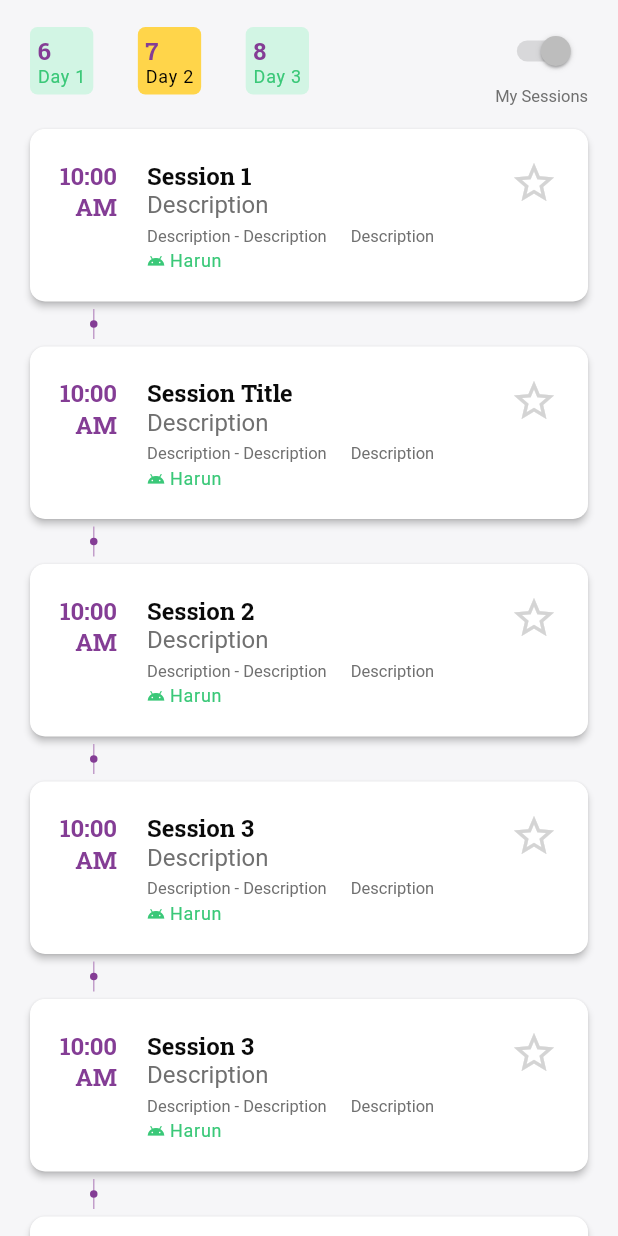
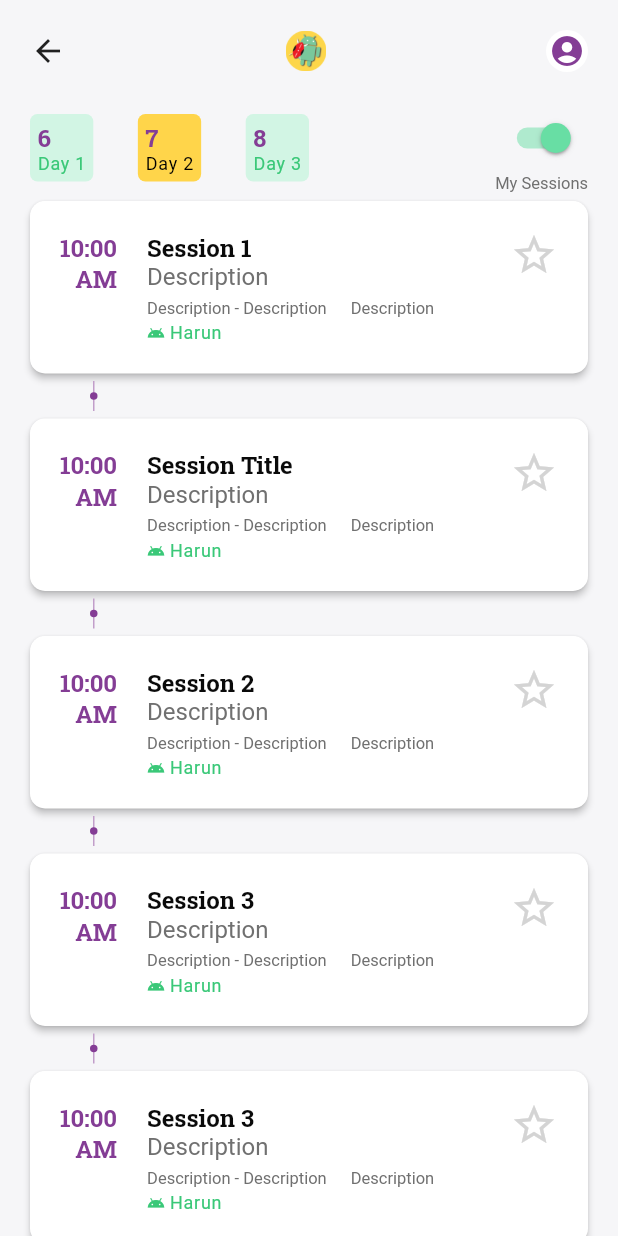
Before and after one commit to droidconKE/droidconke2020_flutter, a Flutter app: the SessionsScreen screen opened directly, on a phone screen of 412 x 824 dp. Run offline on Flutter 3.47's test engine with Material 2 defaults, Android fonts, the phone set to English and light mode, and no system bars; our stand-ins replace flutter_svg, freezed_annotation, google_fonts, rxdart; generated files the repository leaves out were written again; network calls fail.

Commit message:
Show AppBar on Sessions page

```diff
--- a/lib/ui/sessions/sessions_screen.dart
+++ b/lib/ui/sessions/sessions_screen.dart
@@ -2,6 +2,7 @@ import 'package:droidconke2020_flutter/models/models.dart';
 import 'package:droidconke2020_flutter/models/session.dart';
 import 'package:droidconke2020_flutter/ui/shared/button_group.dart';
 import 'package:droidconke2020_flutter/ui/sessions/session_list.dart';
+import 'package:droidconke2020_flutter/ui/shared/droidcon_app_bar.dart';
 import 'package:flutter/material.dart';
 
 class SessionsScreen extends StatelessWidget {
@@ -13,8 +14,12 @@ class SessionsScreen extends StatelessWidget {
           child: Column(
             children: <Widget>[
               Padding(
+                padding: const EdgeInsets.all(20),
+                child: DroidconAppBar(),
+              ),
+              Padding(
                 padding:
-                    const EdgeInsets.symmetric(horizontal: 20, vertical: 10),
+                    const EdgeInsets.symmetric(horizontal: 20),
                 child: Row(
                   children: <Widget>[
                     Expanded(
@@ -29,7 +34,7 @@ class SessionsScreen extends StatelessWidget {
                         children: <Widget>[
                           Column(
                             children: <Widget>[
-                              Switch.adaptive(value: true),
+                              Switch.adaptive(value: true, onChanged: (val){},),
                               Text(
                                 "My Sessions",
                                 style: Theme.of(context).textTheme.caption,
```
